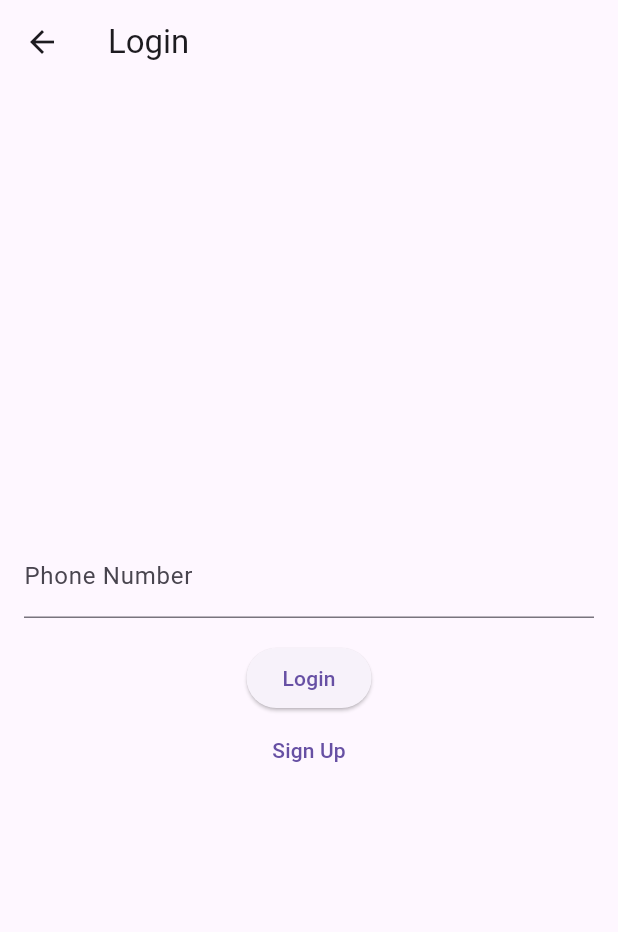
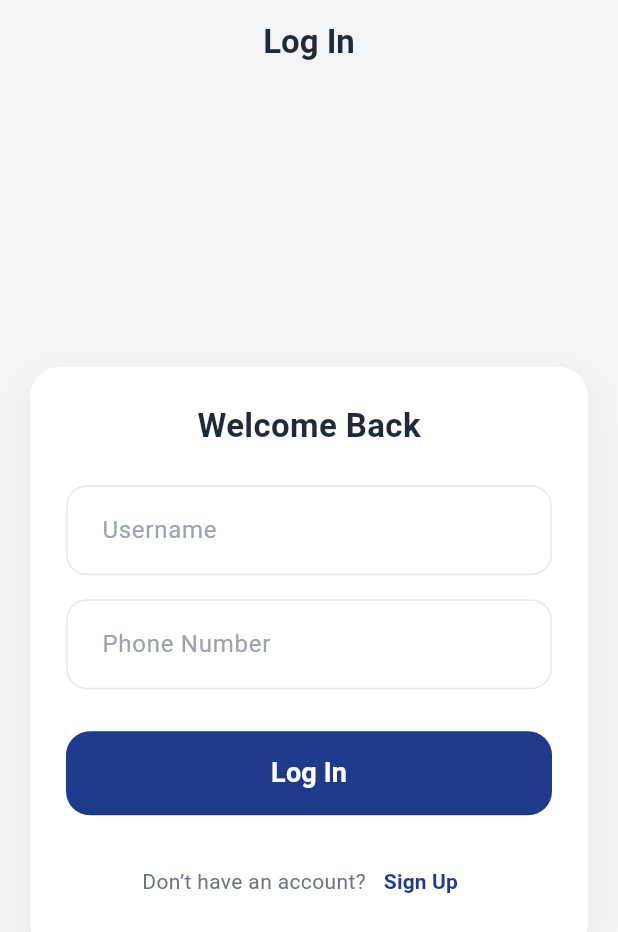
Before and after one commit to Hazem-Al-Khatib/programming_languages_project, a Flutter app: the screen it shows after launch, after a tap on "Login", on a phone screen of 412 x 824 dp. Shown: the top 932 px of the screen. Run offline on Flutter 3.47's test engine with Material 3 defaults, Android fonts, the phone set to English and light mode, and no system bars; our stand-ins replace flutter_bloc.

Commit message:
created login and signup screens and thiere widgets

```diff
--- a/lib/screens/login_screen.dart
+++ b/lib/screens/login_screen.dart
@@ -1,41 +1,72 @@
-// ignore_for_file: use_key_in_widget_constructors
+// ignore_for_file: use_key_in_widget_constructors, deprecated_member_use
 
 import 'package:flutter/material.dart';
-import 'signup_screen.dart';
-import 'home_screen.dart';
+import 'package:pl_project/widgets/login_screen_widgets.dart';
 
 class LoginScreen extends StatelessWidget {
+  LoginScreen({super.key});
+
+  final GlobalKey<FormState> _formKey = GlobalKey<FormState>();
+
   @override
   Widget build(BuildContext context) {
     return Scaffold(
-      appBar: AppBar(title: Text('Login')),
-      body: Padding(
-        padding: const EdgeInsets.all(16.0),
-        child: Column(
-          mainAxisAlignment: MainAxisAlignment.center,
-          children: [
-            TextField(decoration: InputDecoration(labelText: 'Phone Number')),
-            SizedBox(height: 16),
-            ElevatedButton(
-              onPressed: () {
-                // Navigate to home screen after login
-                Navigator.push(
-                  context,
-                  MaterialPageRoute(builder: (_) => HomeScreen()),
-                );
-              },
-              child: Text('Login'),
+      backgroundColor: const Color(0xFFF3F4F6),
+      appBar: AppBar(
+        elevation: 0,
+        backgroundColor: Colors.transparent,
+        foregroundColor: const Color(0xFF1F2937),
+        title: const Text(
+          'Log In',
+          style: TextStyle(fontWeight: FontWeight.w600),
+        ),
+        centerTitle: true,
+      ),
+      body: Center(
+        child: SingleChildScrollView(
+          padding: const EdgeInsets.symmetric(horizontal: 20),
+          child: Form(
+            key: _formKey,
+            child: Container(
+              padding: const EdgeInsets.all(24),
+              decoration: BoxDecoration(
+                color: Colors.white,
+                borderRadius: BorderRadius.circular(20),
+                boxShadow: [
+                  BoxShadow(
+                    color: Colors.black.withOpacity(0.05),
+                    blurRadius: 20,
+                    offset: const Offset(0, 10),
+                  ),
+                ],
+              ),
+              child: Column(
+                mainAxisSize: MainAxisSize.min,
+                children: [
+                  const Text(
+                    "Welcome Back",
+                    style: TextStyle(
+                      fontSize: 22,
+                      fontWeight: FontWeight.w600,
+                      color: Color(0xFF1F2937),
+                    ),
+                  ),
+                  const SizedBox(height: 24),
+
+                  const UserNameField(),
+                  const SizedBox(height: 16),
+
+                  const PhoneNumberField(),
+                  const SizedBox(height: 28),
+
+                  LogInButton(formKey: _formKey),
+
+                  const SizedBox(height: 20),
+                  DontHaveAnAccount(),
+                ],
+              ),
             ),
-            TextButton(
-              onPressed: () {
-                Navigator.push(
-                  context,
-                  MaterialPageRoute(builder: (_) => SignupScreen()),
-                );
-              },
-              child: Text('Sign Up'),
-            ),
-          ],
+          ),
         ),
       ),
     );
--- a/lib/screens/welcome_screen.dart
+++ b/lib/screens/welcome_screen.dart
@@ -1,8 +1,8 @@
 // ignore_for_file: use_key_in_widget_constructors
 
 import 'package:flutter/material.dart';
+import 'signup_screen.dart';
 import 'login_screen.dart';
-import 'signup_screen.dart';
 
 class WelcomeScreen extends StatelessWidget {
   @override
@@ -46,9 +46,9 @@ class WelcomeScreen extends StatelessWidget {
                   padding: EdgeInsets.symmetric(horizontal: 40, vertical: 12),
                 ),
                 onPressed: () {
-                  Navigator.push(
+                  Navigator.pushReplacement(
                     context,
-                    MaterialPageRoute(builder: (_) => LoginScreen()),
+                    MaterialPageRoute(builder: (context) => LoginScreen()),
                   );
                 },
                 child: Text("Login"),
@@ -63,9 +63,9 @@ class WelcomeScreen extends StatelessWidget {
                   padding: EdgeInsets.symmetric(horizontal: 36, vertical: 12),
                 ),
                 onPressed: () {
-                  Navigator.push(
+                  Navigator.pushReplacement(
                     context,
-                    MaterialPageRoute(builder: (_) => SignupScreen()),
+                    MaterialPageRoute(builder: (_) => SignUpScreen()),
                   );
                 },
                 child: Text("Sign Up"),
--- /dev/null
+++ b/lib/widgets/login_screen_widgets.dart
@@ -0,0 +1,182 @@
+// ignore_for_file: use_build_context_synchronously
+
+import 'package:flutter/material.dart';
+import 'package:pl_project/screens/home_screen.dart';
+import 'package:pl_project/screens/signup_screen.dart';
+
+class UserNameField extends StatelessWidget {
+  const UserNameField({super.key});
+
+  @override
+  Widget build(BuildContext context) {
+    return TextFormField(
+      style: const TextStyle(
+        fontSize: 16,
+        color: Color(0xFF1F2937), // dark gray text
+      ),
+      decoration: InputDecoration(
+        hintText: "Username",
+        hintStyle: const TextStyle(
+          color: Color(0xFF9CA3AF), // soft gray hint
+          fontSize: 16,
+        ),
+        filled: true,
+        fillColor: Colors.white,
+        contentPadding: const EdgeInsets.symmetric(
+          horizontal: 20,
+          vertical: 18,
+        ),
+        border: OutlineInputBorder(
+          borderRadius: BorderRadius.circular(14),
+          borderSide: const BorderSide(color: Color(0xFFE5E7EB)),
+        ),
+        enabledBorder: OutlineInputBorder(
+          borderRadius: BorderRadius.circular(14),
+          borderSide: const BorderSide(color: Color(0xFFE5E7EB)),
+        ),
+        focusedBorder: OutlineInputBorder(
+          borderRadius: BorderRadius.circular(14),
+          borderSide: const BorderSide(
+            color: Color(0xFF1E3A8A), // blue focus
+            width: 1.5,
+          ),
+        ),
+      ),
+      validator: (value) {
+        if (value == null || value.trim().isEmpty) {
+          return "Username is required";
+        }
+        return null;
+      },
+    );
+  }
+}
+
+class PhoneNumberField extends StatelessWidget {
+  const PhoneNumberField({super.key});
+
+  @override
+  Widget build(BuildContext context) {
+    return TextFormField(
+      keyboardType: TextInputType.phone,
+      style: const TextStyle(
+        fontSize: 16,
+        color: Color(0xFF1F2937), // dark gray text
+      ),
+      decoration: InputDecoration(
+        hintText: "Phone Number",
+        hintStyle: const TextStyle(color: Color(0xFF9CA3AF), fontSize: 16),
+        filled: true,
+        fillColor: Colors.white,
+        contentPadding: const EdgeInsets.symmetric(
+          horizontal: 20,
+          vertical: 18,
+        ),
+        border: OutlineInputBorder(
+          borderRadius: BorderRadius.circular(14),
+          borderSide: const BorderSide(color: Color(0xFFE5E7EB)),
+        ),
+        enabledBorder: OutlineInputBorder(
+          borderRadius: BorderRadius.circular(14),
+          borderSide: const BorderSide(color: Color(0xFFE5E7EB)),
+        ),
+        focusedBorder: OutlineInputBorder(
+          borderRadius: BorderRadius.circular(14),
+          borderSide: const BorderSide(
+            color: Color(0xFF1E3A8A), // blue focus
+            width: 1.5,
+          ),
+        ),
+      ),
+      validator: (value) {
+        if (value == null || value.trim().isEmpty) {
+          return "Phone number is required";
+        }
+        if (!RegExp(r'^\d+$').hasMatch(value)) {
+          return "Enter a valid phone number";
+        }
+        if (value.length < 10) {
+          return "Phone number is too short";
+        }
+        return null;
+      },
+    );
+  }
+}
+
+class DontHaveAnAccount extends StatelessWidget {
+  const DontHaveAnAccount({super.key});
+
+  @override
+  Widget build(BuildContext context) {
+    return Row(
+      mainAxisAlignment: MainAxisAlignment.center,
+      children: [
+        const Text(
+          "Don’t have an account?",
+          style: TextStyle(color: Color(0xFF6B7280), fontSize: 14),
+        ),
+        TextButton(
+          onPressed: () {
+            Navigator.push(
+              context,
+              MaterialPageRoute(builder: (_) => SignUpScreen()),
+            );
+          },
+          child: const Text(
+            "Sign Up",
+            style: TextStyle(
+              color: Color(0xFF1E3A8A),
+              fontSize: 14,
+              fontWeight: FontWeight.w600,
+            ),
+          ),
+        ),
+      ],
+    );
+  }
+}
+
+class LogInButton extends StatelessWidget {
+  final GlobalKey<FormState> formKey;
+  const LogInButton({super.key, required this.formKey});
+
+  @override
+  Widget build(BuildContext context) {
+    return SizedBox(
+      height: 56,
+      width: double.infinity,
+      child: ElevatedButton(
+        style: ElevatedButton.styleFrom(
+          elevation: 0,
+          backgroundColor: const Color(0xFF1E3A8A),
+          shape: RoundedRectangleBorder(
+            borderRadius: BorderRadius.circular(16),
+          ),
+        ),
+        onPressed: () {
+          if (formKey.currentState!.validate()) {
+            ScaffoldMessenger.of(
+              context,
+            ).showSnackBar(const SnackBar(content: Text('Logging in...')));
+
+            Future.delayed(const Duration(seconds: 2), () {
+              Navigator.push(
+                context,
+                MaterialPageRoute(builder: (_) => HomeScreen()),
+              );
+            });
+          }
+        },
+        child: const Text(
+          "Log In",
+          style: TextStyle(
+            fontSize: 18,
+            fontWeight: FontWeight.w600,
+            color: Colors.white,
+          ),
+        ),
+      ),
+    );
+  }
+}
```
Also changed, not shown: lib/screens/signup_screen.dart (+62 -22 lines), lib/widgets/signup_screen_widgets.dart (added, +233 -0 lines).
